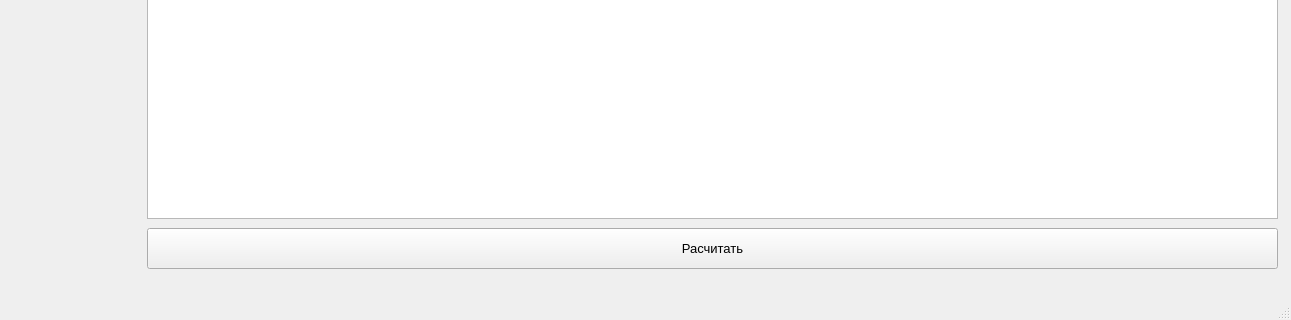
Old version of the form atm_correction/AtmCorrectionMainWindow.ui in the repository ValeryStk/satellite_comparator; both pictures show x 103 to 1394 and y 482 to 802 of the 1394 by 802 pixel window.
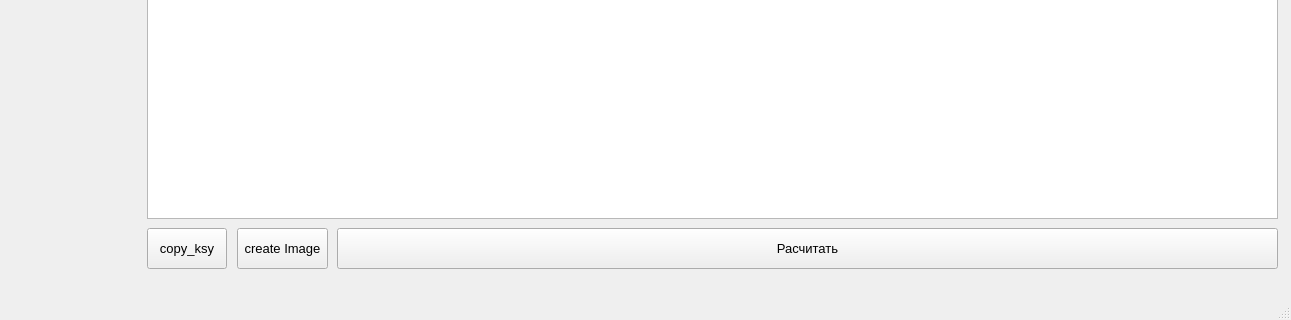
New version of the form. Custom widgets are drawn as their Qt base class.

Commit message: Atm correction quadratic variant (#25)

```diff
--- a/atm_correction/AtmCorrectionMainWindow.ui
+++ b/atm_correction/AtmCorrectionMainWindow.ui
@@ -40,9 +40,9 @@
    <widget class="QPushButton" name="pushButton_calculateBlack">
     <property name="geometry">
      <rect>
-      <x>250</x>
+      <x>440</x>
       <y>710</y>
-      <width>1131</width>
+      <width>941</width>
       <height>41</height>
      </rect>
     </property>
@@ -438,6 +438,32 @@
      </rect>
     </property>
    </widget>
+   <widget class="QPushButton" name="pushButton_CopyKsy">
+    <property name="geometry">
+     <rect>
+      <x>250</x>
+      <y>710</y>
+      <width>80</width>
+      <height>41</height>
+     </rect>
+    </property>
+    <property name="text">
+     <string>copy_ksy</string>
+    </property>
+   </widget>
+   <widget class="QPushButton" name="pushButton_create_Image">
+    <property name="geometry">
+     <rect>
+      <x>340</x>
+      <y>710</y>
+      <width>91</width>
+      <height>41</height>
+     </rect>
+    </property>
+    <property name="text">
+     <string>create Image</string>
+    </property>
+   </widget>
   </widget>
   <widget class="QMenuBar" name="menubar">
    <property name="geometry">
```
The commit also changes 10 other files.
